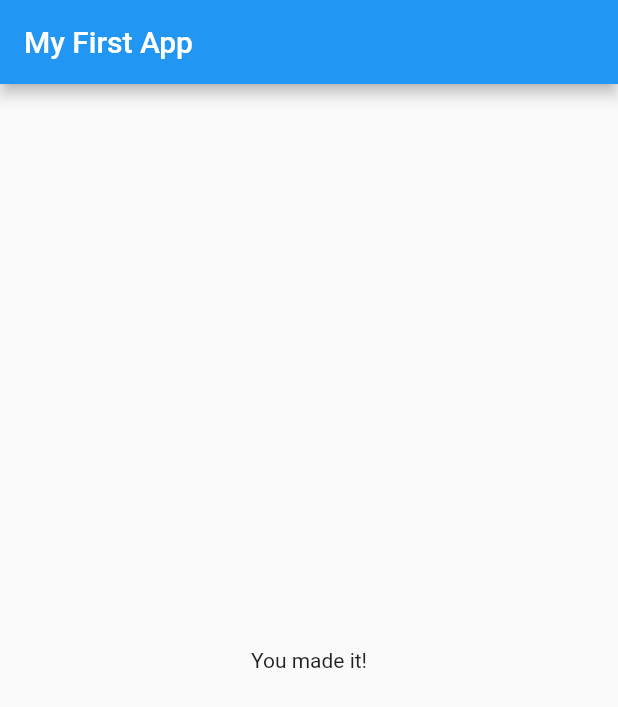
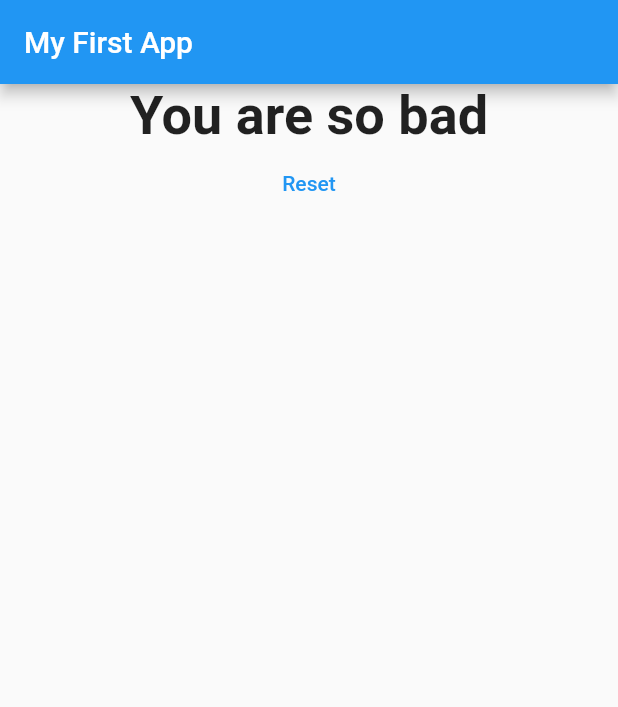
Before and after one commit to khadetou/Flutter-first-app, a Flutter app: the screen it shows after launch, after a tap on "Black", after a tap on "Snake", after a tap on "Python", on a phone screen of 412 x 824 dp. Shown: the top 707 px of the screen. Run offline on Flutter 3.47's test engine with Material 2 defaults, Android fonts, the phone set to English and light mode, and no system bars.

Commit message:
project finished

```diff
--- a/lib/main.dart
+++ b/lib/main.dart
@@ -15,22 +15,46 @@ class _MyAppState extends State<MyApp> {
   final questions = [
     {
       'questionText': 'What\'s your favorite color ?',
-      'answers': ['Black', 'Red', 'Gren', 'White'],
+      'answers': [
+        {'text': 'Black', 'score': 10},
+        {'text': 'Red', 'score': 5},
+        {'text': 'Green', 'score': 3},
+        {'text': 'White', 'score': 0}
+      ],
     },
     {
       'questionText': 'What\'s your favorite animal ?',
-      'answers': ['Rabbit', 'Snake', 'Elephant', 'Lion'],
+      'answers': [
+        {'text': 'Rabbit', 'score': 3},
+        {'text': 'Snake', 'score': 11},
+        {'text': 'Elephant', 'score': 5},
+        {'text': 'Lion', 'score': 9}
+      ],
     },
     {
       'questionText': 'What\'s your favorite Language ?',
-      'answers': ['Python', 'Java', 'Javascript', 'Dart'],
+      'answers': [
+        {'text': 'Python', 'score': 8},
+        {'text': 'Java', 'score': 7},
+        {'text': 'Javascript', 'score': 9},
+        {'text': 'Dart', 'score': 6}
+      ],
     },
   ];
   var _questionsIndex = 0;
+  var _totalScore = 0;
 
-  void _questionHandler() {
+  void _questionHandler(int score) {
+    _totalScore += score;
     setState(() {
       _questionsIndex++;
+    });
+  }
+
+  void _resetHandler() {
+    setState(() {
+      _questionsIndex = 0;
+      _totalScore = 0;
     });
   }
 
@@ -46,7 +70,10 @@ class _MyAppState extends State<MyApp> {
                 questions: questions,
                 questionIndex: _questionsIndex,
                 questionHandler: _questionHandler)
-            : Result(),
+            : Result(
+                resultScore: _totalScore,
+                handleScore: _resetHandler,
+              ),
       ),
     );
   }
--- a/lib/quiz.dart
+++ b/lib/quiz.dart
@@ -5,7 +5,7 @@ import './answer.dart';
 class Quiz extends StatelessWidget {
   final List<Map<String, Object>> questions;
   final int questionIndex;
-  final VoidCallback questionHandler;
+  final Function questionHandler;
 
   Quiz({
     required this.questions,
@@ -18,8 +18,10 @@ class Quiz extends StatelessWidget {
     return Column(
       children: [
         Question(questions[questionIndex]['questionText'] as String),
-        ...(questions[questionIndex]['answers'] as List<String>).map((answer) {
-          return Answer(questionHandler, answer);
+        ...(questions[questionIndex]['answers'] as List<Map<String, Object>>)
+            .map((answer) {
+          return Answer(
+              () => questionHandler(answer['score']), answer['text'] as String);
         }).toList(),
       ],
     );
--- a/lib/result.dart
+++ b/lib/result.dart
@@ -1,10 +1,40 @@
 import 'package:flutter/material.dart';
 
 class Result extends StatelessWidget {
+  final int resultScore;
+  final VoidCallback handleScore;
+  Result({required this.resultScore, required this.handleScore});
+  String get resultText {
+    String result;
+    if (resultScore <= 8) {
+      result = 'You are awesome and innocent!';
+    } else if (resultScore <= 12) {
+      result = 'You are pretty likable';
+    } else if (resultScore <= 16) {
+      result = 'You are so strange';
+    } else {
+      result = 'You are so bad';
+    }
+    return result;
+  }
+
   @override
   Widget build(BuildContext context) {
     return Center(
-      child: Text('You made it!'),
+      child: Column(
+        children: [
+          Text(resultText,
+              style: TextStyle(fontSize: 36, fontWeight: FontWeight.bold),
+              textAlign: TextAlign.center),
+          TextButton(
+            onPressed: handleScore,
+            child: Text('Reset'),
+            style: ButtonStyle(
+              foregroundColor: MaterialStateProperty.all(Colors.blue),
+            ),
+          ),
+        ],
+      ),
     );
   }
 }
```
